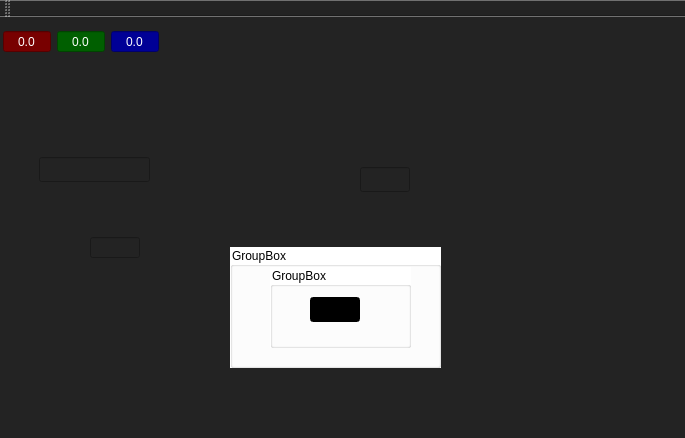
The window that QtPlayground/qtplayground.ui (GueChen/GComponentQtPuginLib) describes before a commit, drawn with Qt 5.
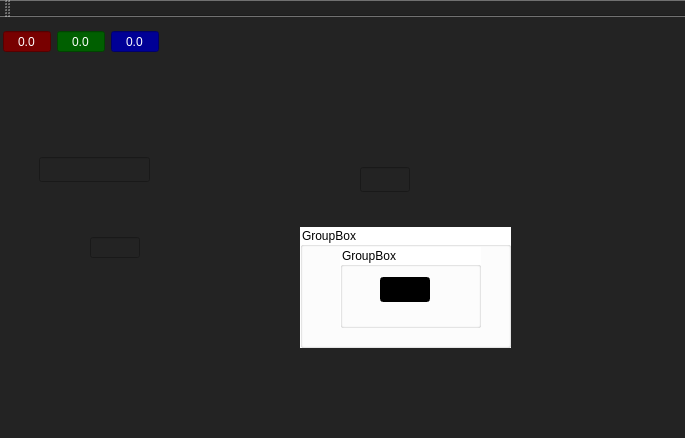
The same window after the commit. Custom widgets are drawn as their Qt base class.

What changed in the file:
```diff
--- a/QtPlayground/qtplayground.ui
+++ b/QtPlayground/qtplayground.ui
@@ -174,8 +174,8 @@
    <widget class="QGroupBox" name="groupBox">
     <property name="geometry">
      <rect>
-      <x>230</x>
-      <y>230</y>
+      <x>300</x>
+      <y>210</y>
       <width>211</width>
       <height>121</height>
      </rect>
@@ -230,6 +230,16 @@
      <string notr="true">color: rgb(255, 255, 255);</string>
     </property>
    </widget>
+   <widget class="Vector3Edit" name="vector3_edit">
+    <property name="geometry">
+     <rect>
+      <x>10</x>
+      <y>280</y>
+      <width>251</width>
+      <height>45</height>
+     </rect>
+    </property>
+   </widget>
   </widget>
   <widget class="QMenuBar" name="menuBar">
    <property name="geometry">
@@ -278,6 +288,11 @@
    <extends>QLineEdit</extends>
    <header>custom/clicked_edit.h</header>
   </customwidget>
+  <customwidget>
+   <class>Vector3Edit</class>
+   <extends>QWidget</extends>
+   <header>custom/vector3_edit.h</header>
+  </customwidget>
  </customwidgets>
  <resources>
   <include location="qtplayground.qrc"/>
```
